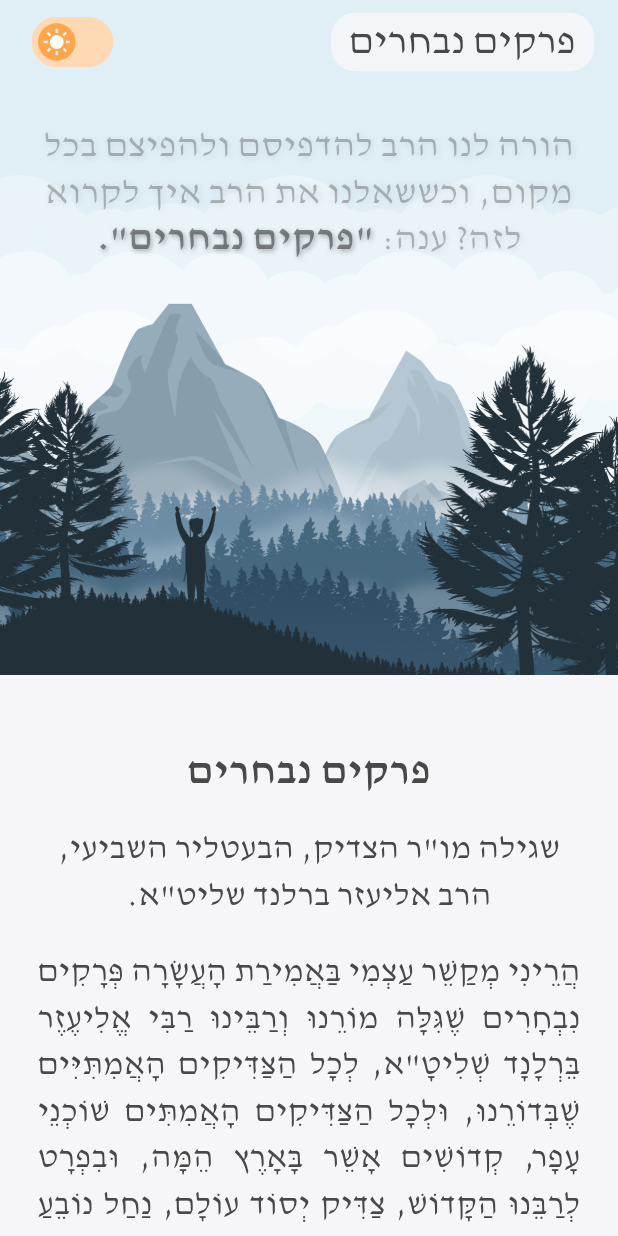
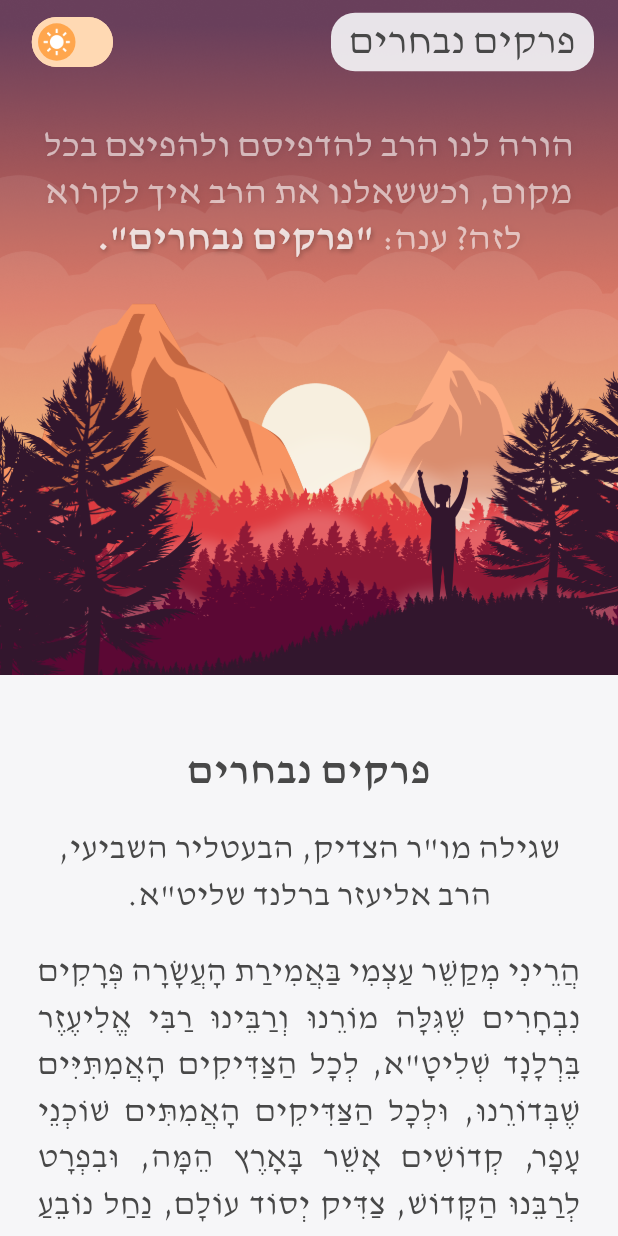
Before and after one commit to dorna6/prakim_nivharim, a Flutter app: the screen it shows after launch, on a phone screen of 412 x 824 dp. Run offline on Flutter 3.47's test engine with Material 3 defaults, Android fonts, the phone set to English and light mode, and no system bars.

Commit message:
new parallex

```diff
--- a/lib/parallex_image.dart
+++ b/lib/parallex_image.dart
@@ -73,7 +73,7 @@ class ParallaxWidgetText extends StatelessWidget {
                         color: Color(0xff000000).withOpacity(0.1 * opacity),
                       ),
                     ],
-                    color: Color(0xFF3F3F3F).withOpacity(0.35 * opacity)),
+                    color: Color(0xFFffffff).withOpacity(0.6 * opacity)),
               ),
               TextSpan(
                 text: sub_text,
@@ -89,7 +89,7 @@ class ParallaxWidgetText extends StatelessWidget {
                         color: Color(0xff000000).withOpacity(0.3 * opacity),
                       ),
                     ],
-                    color: Color(0xFF3F3F3F).withOpacity(0.6 * opacity)),
+                    color: Color(0xFFffffff).withOpacity(0.8 * opacity)),
               ),
             ],
           ),
```
Also changed, not shown: assets/img1.png, assets/img2.png, assets/img3.png, assets/img4.png, assets/img5.png, assets/img6.png, assets/img7.png.
